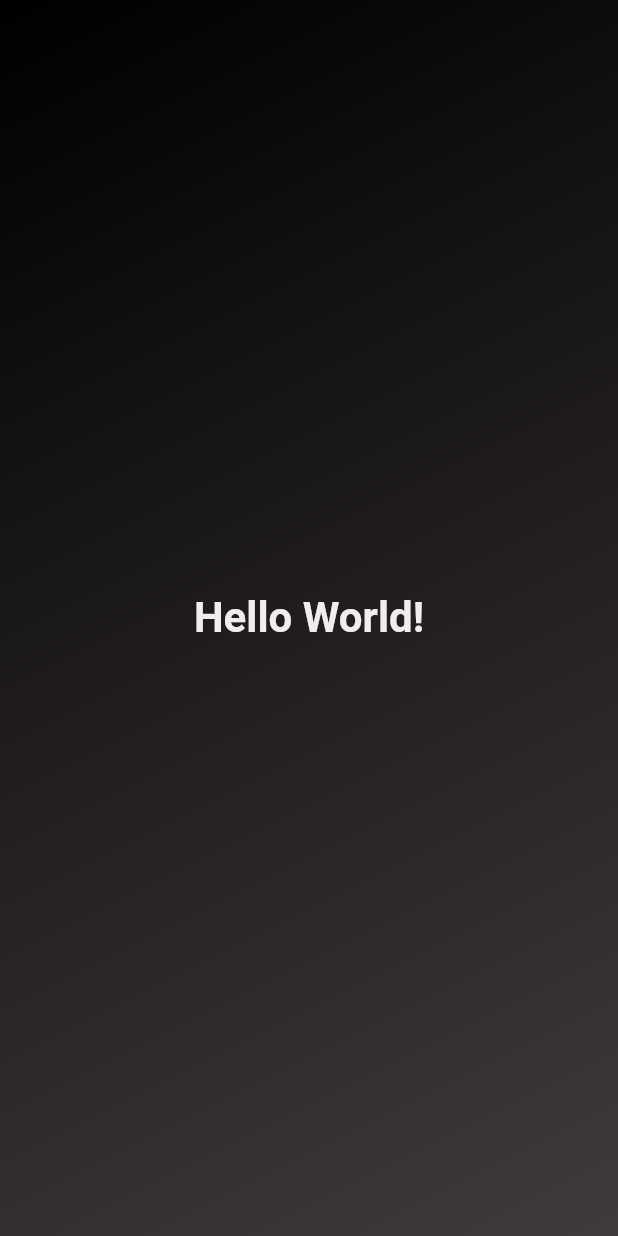
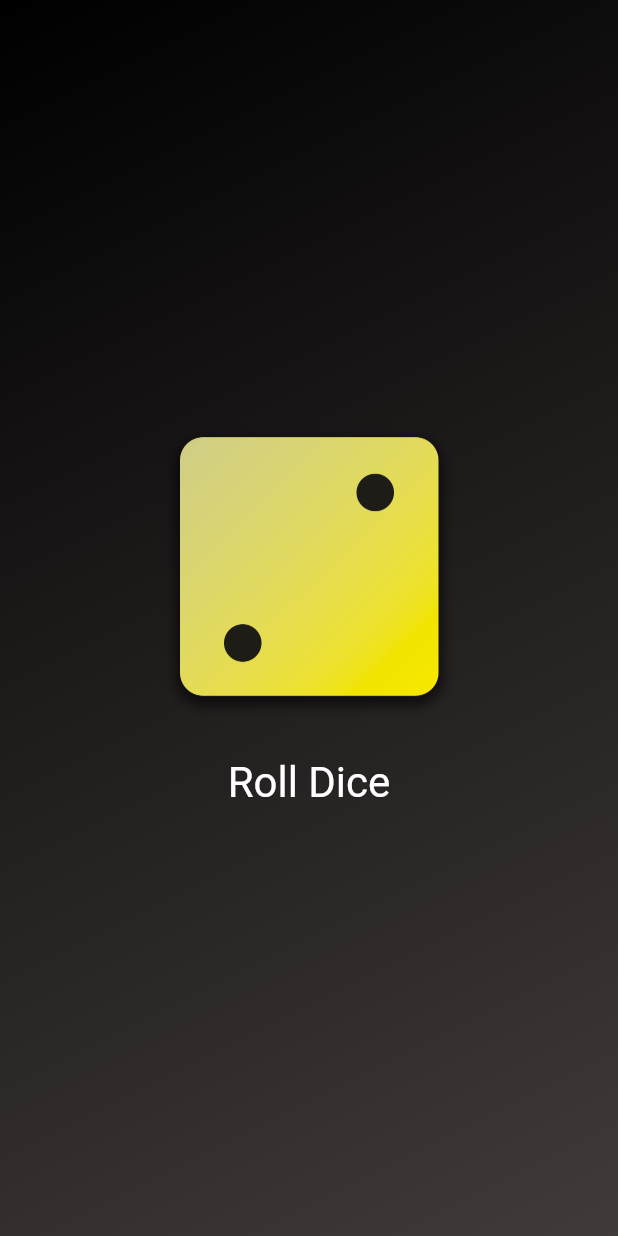
Before and after one commit to jawid-fakhari/first_app, a Flutter app: the screen it shows after launch, on a phone screen of 412 x 824 dp. Run offline on Flutter 3.47's test engine with Material 2 defaults, Android fonts, the phone set to English and light mode, and no system bars.

Commit message:
diceImg-added, roll-dice func,

```diff
--- a/lib/gradient_container.dart
+++ b/lib/gradient_container.dart
@@ -1,4 +1,4 @@
-import 'package:first_app/styled_text.dart';
+import 'package:first_app/roll_dice.dart';
 import 'package:flutter/material.dart';
 
 const beginAlignment = Alignment.topLeft;
@@ -22,7 +22,7 @@ class GradientContainer extends StatelessWidget {
         ),
       ),
       child: const Center(
-        child: StyledText(),
+        child: RollDice(),
       ),
     );
   }
--- a/lib/main.dart
+++ b/lib/main.dart
@@ -6,7 +6,9 @@ void main() {
     const MaterialApp(
       home: Scaffold(
         body: GradientContainer(
-            Color.fromARGB(255, 0, 0, 0), Color.fromARGB(255, 65, 58, 58)),
+          Color.fromARGB(255, 0, 0, 0),
+          Color.fromARGB(255, 65, 58, 58),
+        ),
       ),
     ),
   );
--- /dev/null
+++ b/lib/roll_dice.dart
@@ -0,0 +1,43 @@
+import 'package:flutter/material.dart';
+
+class RollDice extends StatefulWidget {
+  const RollDice({super.key});
+  @override
+  State<RollDice> createState() {
+    return _DiceRollerState();
+  }
+}
+
+class _DiceRollerState extends State<RollDice> {
+  var activeDiceImage = 'assets/images/dice-2.png';
+
+  void rollDice() {
+    setState(() {
+      activeDiceImage = 'assets/images/dice-4.png';
+    });
+  }
+
+  @override
+  Widget build(context) {
+    return Column(
+      mainAxisSize: MainAxisSize.min,
+      children: [
+        Image.asset(
+          activeDiceImage,
+          width: 200,
+        ),
+        const SizedBox(height: 20),
+        TextButton(
+          onPressed: rollDice,
+          style: TextButton.styleFrom(
+            foregroundColor: Colors.white,
+            textStyle: const TextStyle(
+              fontSize: 28,
+            ),
+          ),
+          child: const Text('Roll Dice'),
+        ),
+      ],
+    );
+  }
+}
```
Also changed, not shown: pubspec.yaml (+9 -7 lines), assets/images/dice-1.png (added), assets/images/dice-2.png (added), assets/images/dice-3.png (added), assets/images/dice-4.png (added), assets/images/dice-5.png (added), assets/images/dice-6.png (added).
